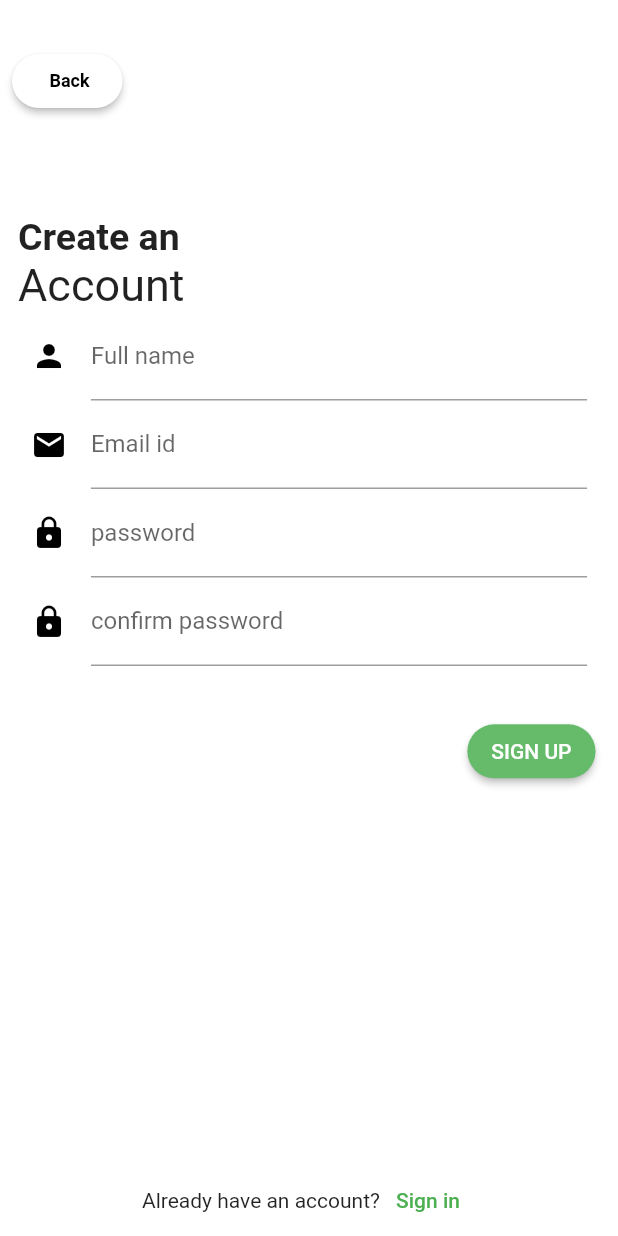
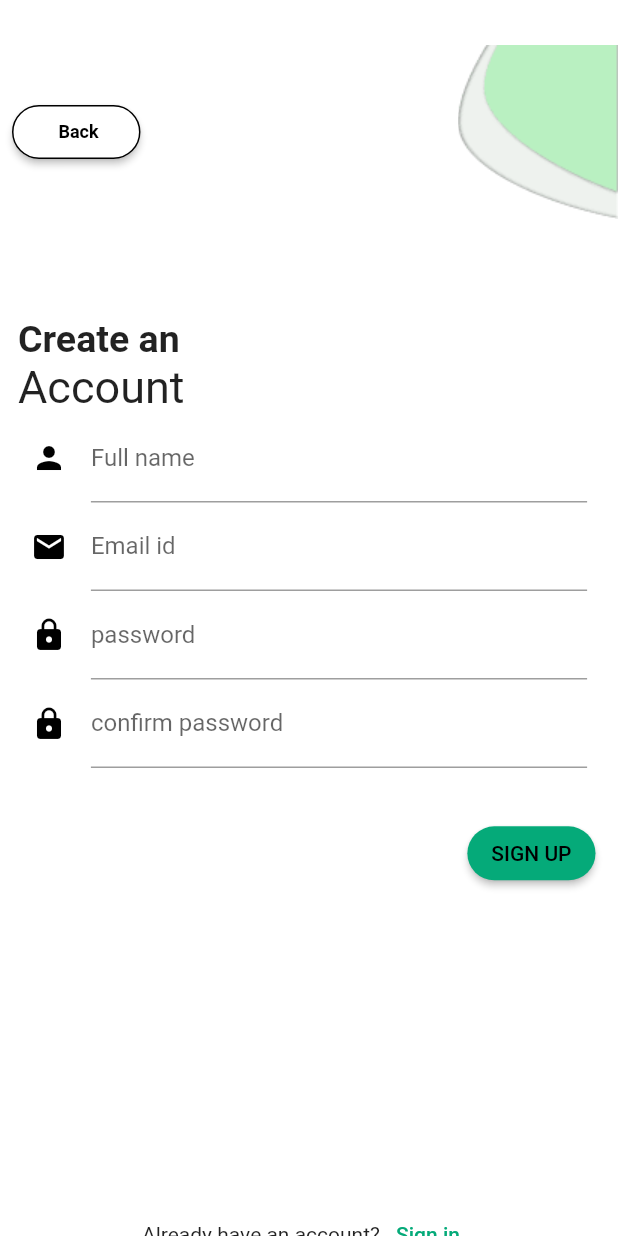
Before and after one commit to GitFromGeeks/Circ8inNet, a Flutter app: the Signup screen opened by its route, on a phone screen of 412 x 824 dp. Run offline on Flutter 3.47's test engine with Material 2 defaults, Android fonts, the light colour scheme and no system bars; our stand-ins replace google_fonts.

Commit message:
signup page

```diff
--- a/lib/features/authentication/display/pages/signup.dart
+++ b/lib/features/authentication/display/pages/signup.dart
@@ -1,5 +1,3 @@
-import 'package:cric8innet/Shared/constants.dart';
-import 'package:flutter/cupertino.dart';
 import 'package:flutter/material.dart';
 import 'package:cric8innet/Shared/routes.dart';
 
@@ -9,7 +7,8 @@ class Signup extends StatelessWidget {
   @override
   Widget build(BuildContext context) {
     return Scaffold(
-      body: Container(
+      body: SingleChildScrollView(
+        child: Container(
           color: Colors.white,
           child: Column(
             children: [
@@ -21,17 +20,23 @@ class Signup extends StatelessWidget {
                         style: ButtonStyle(
                           backgroundColor:
                               MaterialStateProperty.all(Colors.white),
-                        shape: MaterialStateProperty.all(RoundedRectangleBorder(
-                            borderRadius: BorderRadius.circular(30.0))),
+                          shape: MaterialStateProperty.all(
+                              RoundedRectangleBorder(
+                                  borderRadius: BorderRadius.circular(30.0),
+                                  side: const BorderSide(color: Colors.black))),
                         ),
-                      onPressed: () {},
+                        onPressed: () {
+                          Navigator.pushNamed(context, Routes.choose);
+                        },
                         child: const Text(
-                        "   Back  ",
+                          "     Back    ",
                           style: TextStyle(
                               color: Colors.black,
                               fontSize: 12,
                               fontWeight: FontWeight.bold),
-                      ))
+                        )),
+                    const Spacer(),
+                    const Image(image: AssetImage('assets/icons/signuptop.png'))
                   ],
                 ),
               ),
@@ -103,15 +108,22 @@ class Signup extends StatelessWidget {
                   padding: const EdgeInsets.only(right: 15),
                   child: ElevatedButton(
                       style: ButtonStyle(
-                        backgroundColor:
-                            MaterialStateProperty.all(Colors.green[400]),
-                        shape: MaterialStateProperty.all(RoundedRectangleBorder(
+                          backgroundColor: MaterialStateProperty.all(
+                              const Color.fromARGB(255, 5, 170, 121)),
+                          shape: MaterialStateProperty.all(
+                              RoundedRectangleBorder(
                                   borderRadius: BorderRadius.circular(50.0)))),
                       onPressed: () {},
-                    child: const Text("SIGN UP")),
+                      child: const Text(
+                        "SIGN UP",
+                        style: TextStyle(color: Colors.black),
+                      )),
                 ),
               ),
-            const Spacer(),
+              // const Spacer(),
+              SizedBox(
+                height: MediaQuery.of(context).size.height * 0.25,
+              ),
               Row(
                 mainAxisAlignment: MainAxisAlignment.center,
                 children: [
@@ -122,11 +134,14 @@ class Signup extends StatelessWidget {
                       },
                       child: const Text(
                         "Sign in",
-                      style: TextStyle(color: Colors.green),
+                        style:
+                            TextStyle(color: Color.fromARGB(255, 5, 170, 121)),
                       ))
                 ],
-            )
+              ),
+              SizedBox(height: MediaQuery.of(context).size.height * 0.01)
             ],
+          ),
         ),
       ),
     );
--- a/pubspec.yaml
+++ b/pubspec.yaml
@@ -66,6 +66,7 @@ flutter:
     - assets/images/signupbg.png
     - assets/icons/logo.png
     - assets/icons/googlelogo.png
+    - assets/icons/signuptop.png
   #   - images/a_dot_ham.jpeg
 
   # An image asset can refer to one or more resolution-specific "variants", see
```
Also changed, not shown: assets/icons/signuptop.png (added). Lines whose indentation alone changed are shown as unchanged.
